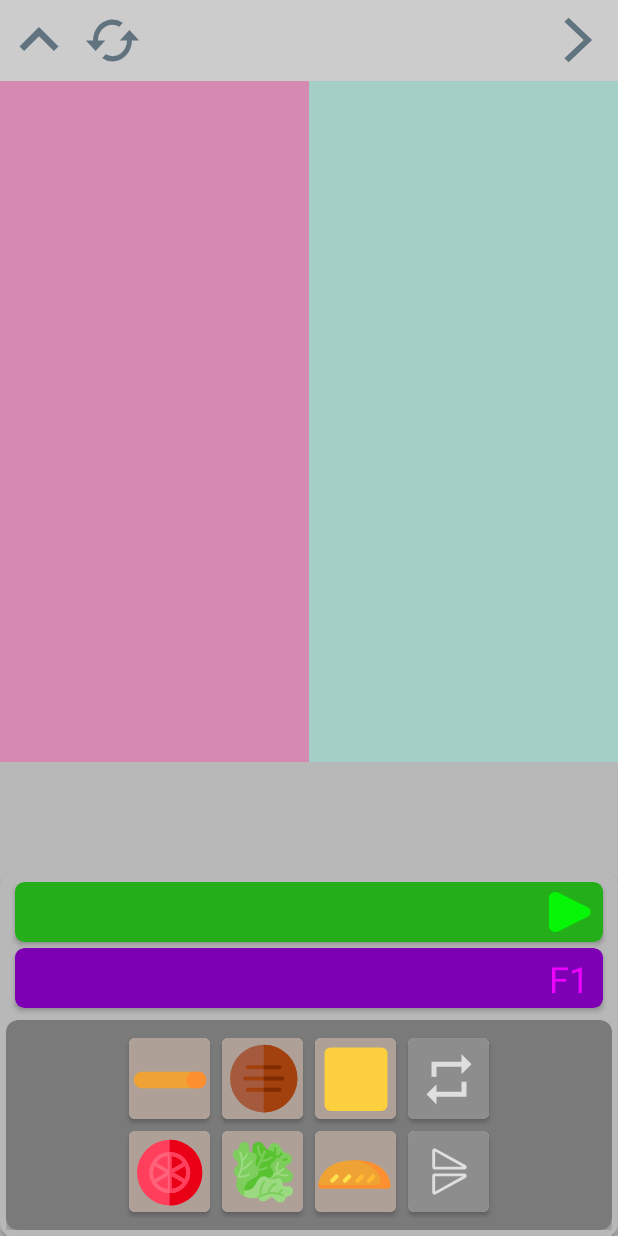
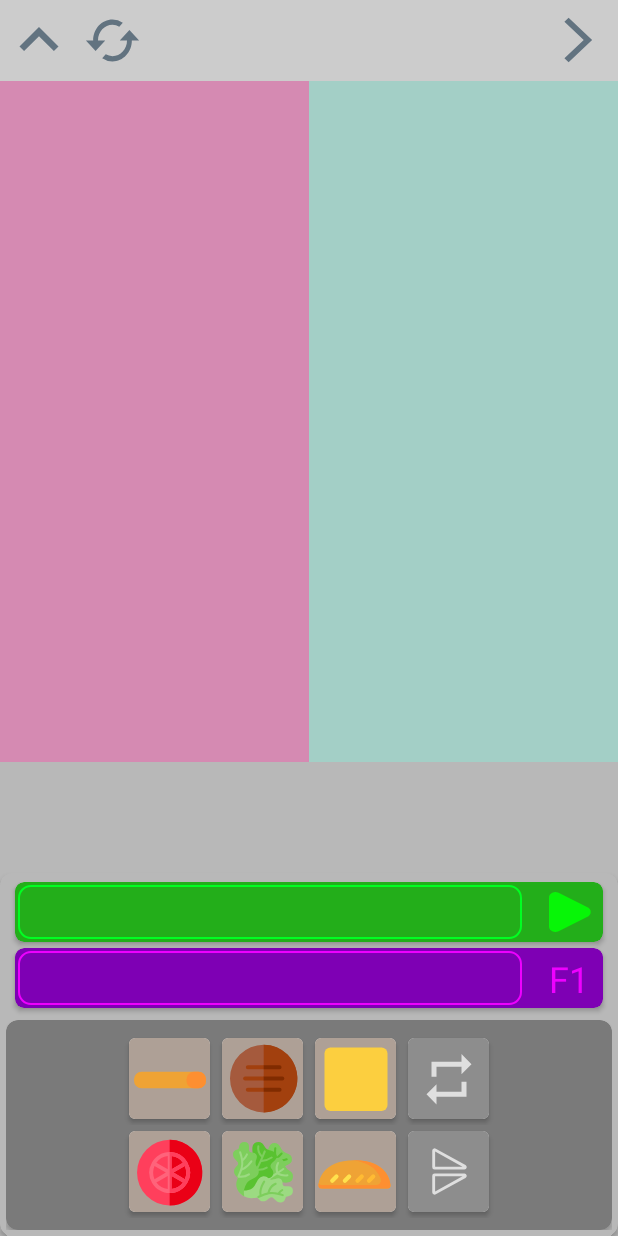
Before and after one commit to MujtabaJ/BurgerGame, an Android app: the BurgerFragment screen opened through its navigation route, on a phone screen of 412 x 824 dp. Run offline under Robolectric (Android 15) with nearby library versions, the phone set to English and light mode, and no system bars; our stand-ins replace data binding.

Commit message:
inner boundaries

```diff
--- /dev/null
+++ b/app/src/main/res/drawable/function_layout_bg.xml
@@ -0,0 +1,7 @@
+<?xml version="1.0" encoding="UTF-8"?>
+<shape xmlns:android="http://schemas.android.com/apk/res/android">
+    <solid android:color="#7E00B4"/>
+    <stroke android:width="1dp" android:color="#EE00FF" />
+    <corners android:radius="8dp"/>
+    <padding android:left="0dp" android:top="0dp" android:right="0dp" android:bottom="0dp" />
+</shape>
--- /dev/null
+++ b/app/src/main/res/drawable/play_layout_bg.xml
@@ -0,0 +1,7 @@
+<?xml version="1.0" encoding="UTF-8"?>
+<shape xmlns:android="http://schemas.android.com/apk/res/android">
+    <solid android:color="#23AE1A"/>
+    <stroke android:width="1dp" android:color="#00FF22" />
+    <corners android:radius="8dp"/>
+    <padding android:left="0dp" android:top="0dp" android:right="0dp" android:bottom="0dp" />
+</shape>
--- a/app/src/main/res/layout/burger_fragment.xml
+++ b/app/src/main/res/layout/burger_fragment.xml
@@ -117,7 +117,12 @@
 
                 <LinearLayout
                     android:layout_width="match_parent"
-                    android:layout_height="match_parent">
+                    android:layout_height="match_parent"
+                    android:layout_marginBottom="2dp"
+                    android:layout_marginTop="2dp"
+                    android:layout_marginStart="2dp"
+                    android:background="@drawable/play_layout_bg"
+                    android:layout_marginEnd="54dp">
 
                 </LinearLayout>
 
@@ -134,7 +139,12 @@
 
                 <LinearLayout
                     android:layout_width="match_parent"
-                    android:layout_height="match_parent">
+                    android:layout_height="match_parent"
+                    android:layout_marginBottom="2dp"
+                    android:layout_marginTop="2dp"
+                    android:layout_marginStart="2dp"
+                    android:background="@drawable/function_layout_bg"
+                    android:layout_marginEnd="54dp">
 
                 </LinearLayout>
 
```
